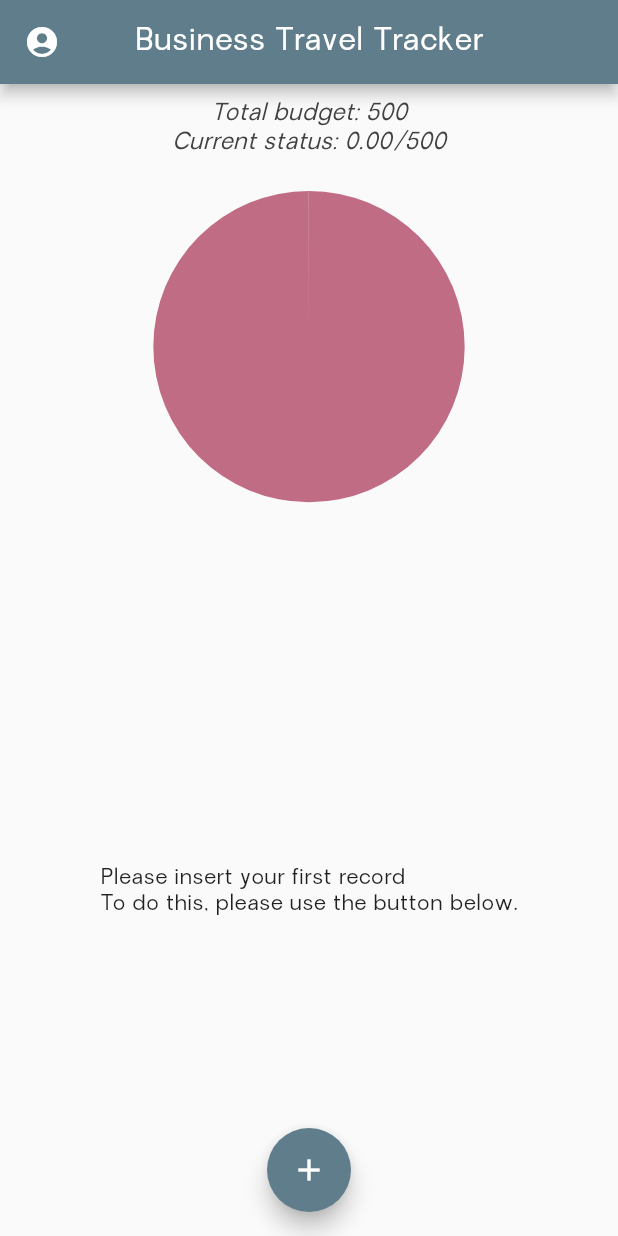
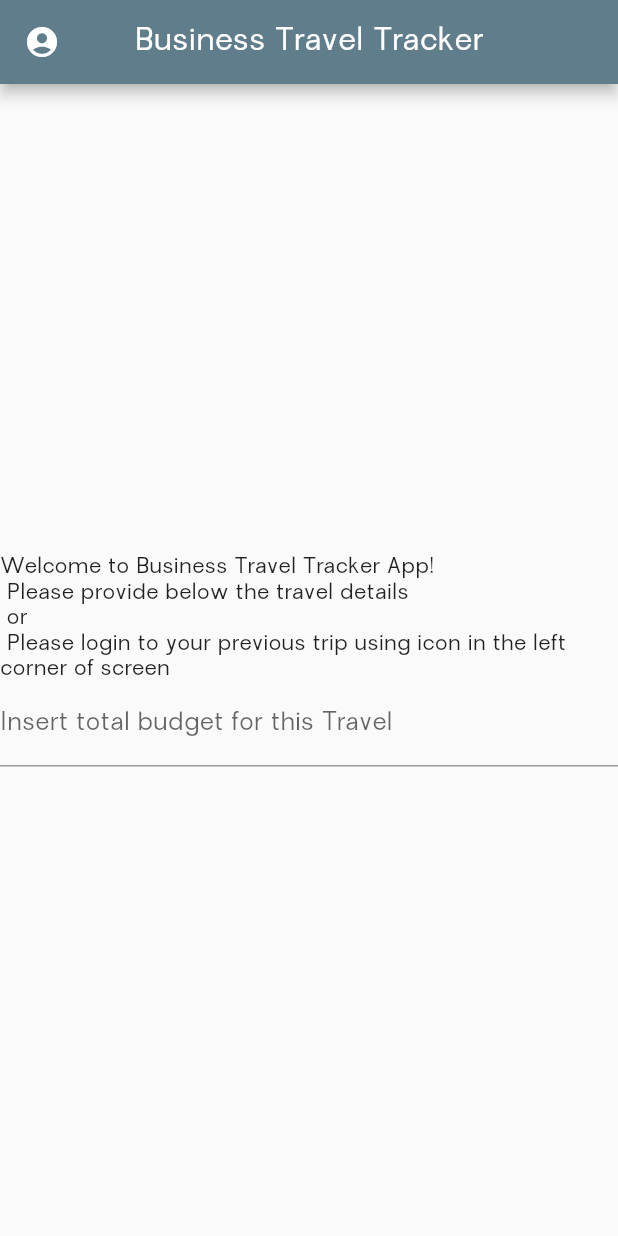
Before and after one commit to dukpio/bussines-tracker-travel, a Flutter app: the screen it shows after launch, on a phone screen of 412 x 824 dp. Run offline on Flutter 3.47's test engine with Material 2 defaults, Android fonts, the phone set to English and light mode, and no system bars; our stand-ins replace syncfusion_flutter_charts.

Commit message:
BTT-016: Add possibility to enter maximum amount prepared for each business trip.

```diff
--- a/lib/chart.dart
+++ b/lib/chart.dart
@@ -1,6 +1,7 @@
 import 'package:flutter/material.dart';
 import 'package:intl/intl.dart';
 import 'package:syncfusion_flutter_charts/charts.dart';
+import './main.dart';
 
 class ChartData {
   ChartData(this.x, this.y);
@@ -10,27 +11,31 @@ class ChartData {
 
 class Chart extends StatelessWidget {
   final double sum;
+  final double maxAmount;
 
-  Chart(this.sum);
+  Chart(this.sum, this.maxAmount);
 
   @override
   Widget build(BuildContext context) {
     final List<ChartData> chartData = [
       ChartData('Amount used', sum),
-      ChartData('Amount to be used', 500 - sum),
+      ChartData('Amount to be used', maxAmount - sum),
     ];
     return SizedBox(
         width: 325,
         height: 115,
-        child: sum < 500
+        child: sum < maxAmount
             ? Container(
                 alignment: Alignment.center,
                 child: Expanded(
                   child: SfCircularChart(
                       title: ChartTitle(
-                          text: 'Total budget: 500 \nCurrent status: ' +
+                          text: 'Total budget:' +
+                              maxAmount.toString() +
+                              '\nCurrent status: ' +
                               sum.toStringAsFixed(2) +
-                              '/500',
+                              '/' +
+                              maxAmount.toStringAsFixed(2),
                           textStyle: TextStyle(fontStyle: FontStyle.italic)),
                       series: <CircularSeries>[
                         PieSeries<ChartData, String>(
@@ -51,7 +56,8 @@ class Chart extends StatelessWidget {
                   child: Text(
                     'You are over budget!\nCurrent status: ' +
                         sum.toStringAsFixed(2) +
-                        '/500',
+                        '/' +
+                        maxAmount.toString(),
                     style: TextStyle(fontWeight: FontWeight.bold),
                   ),
                 ),
--- a/lib/main.dart
+++ b/lib/main.dart
@@ -106,6 +106,19 @@ class _MyHomePageState extends State<MyHomePage> {
         ]);
   }
 
+  double maxAmount = 0;
+  final maxAmountcontroller = TextEditingController();
+
+  void saveMaxamount() {
+    if (maxAmountcontroller.text.isEmpty) {
+      return;
+    } else {
+      setState(() {
+        maxAmount = double.parse(maxAmountcontroller.text);
+      });
+    }
+  }
+
   @override
   Widget build(BuildContext context) {
     final mediaQuery = MediaQuery.of(context);
@@ -129,7 +142,8 @@ class _MyHomePageState extends State<MyHomePage> {
             title: Text(widget.title),
           ) as PreferredSizeWidget;
 
-    return Platform.isAndroid
+    return maxAmount != 0
+        ? Platform.isAndroid
             ? Scaffold(
                 appBar: appBar,
                 body: SafeArea(
@@ -144,7 +158,8 @@ class _MyHomePageState extends State<MyHomePage> {
                                       appBar.preferredSize.height -
                                       mediaQuery.padding.top) *
                                   0.4,
-                          child: Expanded(child: Chart(amountSum()))),
+                              child: Expanded(
+                                  child: Chart(amountSum(), maxAmount))),
                           records.isEmpty
                               ? Container(
                                   width: double.infinity,
@@ -214,7 +229,8 @@ class _MyHomePageState extends State<MyHomePage> {
                                       appBar.preferredSize.height -
                                       mediaQuery.padding.top) *
                                   0.4,
-                          child: Expanded(child: Chart(amountSum()))),
+                              child: Expanded(
+                                  child: Chart(amountSum(), maxAmount))),
                           records.isEmpty
                               ? Container(
                                   width: double.infinity,
@@ -245,6 +261,51 @@ class _MyHomePageState extends State<MyHomePage> {
                       ),
                     ),
                   ),
+                ))
+        : Platform.isAndroid
+            ? Scaffold(
+                appBar: appBar,
+                body: SafeArea(
+                  child: Column(
+                    crossAxisAlignment: CrossAxisAlignment.center,
+                    mainAxisAlignment: MainAxisAlignment.center,
+                    children: [
+                      Center(
+                          child: Text(
+                              'Welcome to Business Travel Tracker App! \n Please provide below the travel details \n or \n Please login to your previous trip using icon in the left corner of screen')),
+                      TextField(
+                        keyboardType: TextInputType.number,
+                        decoration: InputDecoration(
+                            labelText: 'Insert total budget for this Travel'),
+                        controller: maxAmountcontroller,
+                        onSubmitted: (_) => saveMaxamount(),
+                      ),
+                    ],
+                  ),
+                ),
+              )
+            : CupertinoPageScaffold(
+                navigationBar: appBar as ObstructingPreferredSizeWidget,
+                child: SafeArea(
+                  child: SingleChildScrollView(
+                    child: Container(
+                      child: Column(
+                        crossAxisAlignment: CrossAxisAlignment.center,
+                        mainAxisAlignment: MainAxisAlignment.spaceBetween,
+                        children: [
+                          Center(
+                              child: Text(
+                                  'Welcome to Business Travel Tracker App! \n Please provide below the travel details \n or \n Please login to your previous trip using icon in the left corner of screen')),
+                          CupertinoTextField(
+                            keyboardType: TextInputType.number,
+                            placeholder: 'Insert your budget',
+                            controller: maxAmountcontroller,
+                            onSubmitted: (_) => saveMaxamount(),
+                          ),
+                        ],
+                      ),
+                    ),
+                  ),
                 ));
   }
 }
```
Lines whose indentation alone changed are shown as unchanged.
